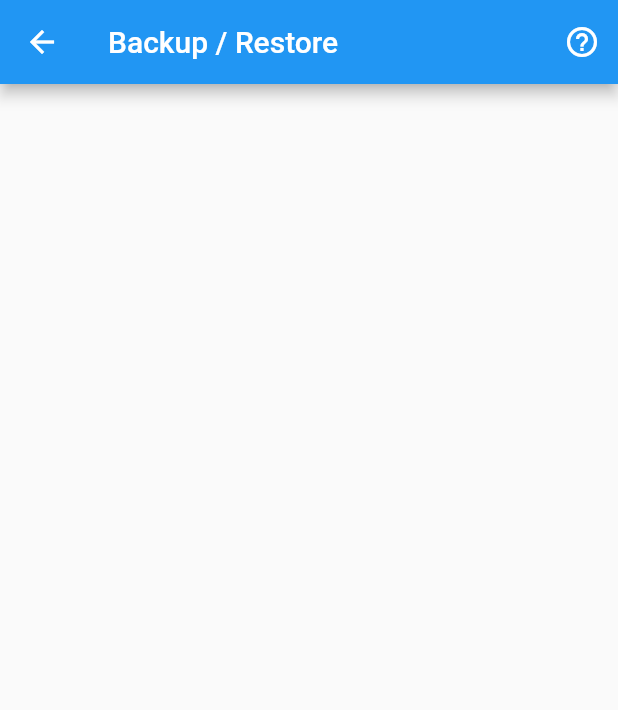
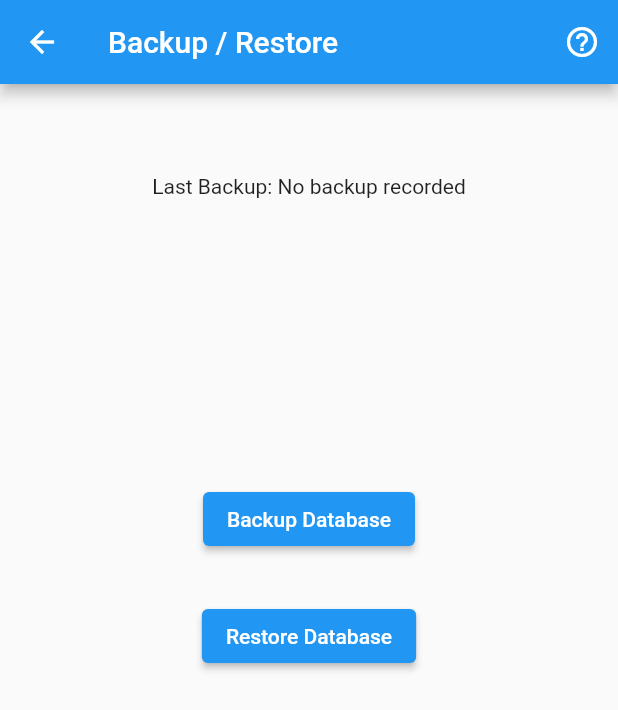
Before and after one commit to Stif-UK/WristCheck, a Flutter app: the BackupRestore screen opened directly, on a phone screen of 412 x 824 dp. Shown: the top 710 px of the screen. Run offline on Flutter 3.47's test engine with Material 2 defaults, Android fonts, the phone set to English and light mode, and no system bars; our stand-ins replace flutter_markdown, get, hive, hive_flutter, image_cropper, image_picker and 4 more; accounts and stored records are empty.

Commit message:
setup buttons

```diff
--- a/lib/ui/backup_restore.dart
+++ b/lib/ui/backup_restore.dart
@@ -2,7 +2,9 @@ import 'package:flutter/material.dart';
 import 'package:wristcheck/copy/dialogs.dart';
 
 class BackupRestore extends StatelessWidget {
-  const BackupRestore({Key? key}) : super(key: key);
+   BackupRestore({Key? key}) : super(key: key);
+
+  String lastBackup = "No backup recorded";
 
   @override
   Widget build(BuildContext context) {
@@ -18,6 +20,29 @@ class BackupRestore extends StatelessWidget {
               } )
         ],
       ),
+      body: Container(
+        padding: const EdgeInsets.all(30),
+        margin: const EdgeInsets.all(30),
+        child: Column(
+          crossAxisAlignment: CrossAxisAlignment.center,
+          mainAxisAlignment: MainAxisAlignment.start,
+          children: [
+            SizedBox(
+              height: MediaQuery.of(context).size.height*0.25,
+                width: MediaQuery.of(context).size.width,
+                child: Text("Last Backup: $lastBackup", textAlign: TextAlign.center,)),
+            ElevatedButton(
+                child: const Text("Backup Database"),
+                onPressed: (){}, ),
+            Padding(
+              padding: const EdgeInsets.fromLTRB(0,30, 0, 0),
+              child: ElevatedButton(
+                child: const Text("Restore Database"),
+                onPressed: (){}, ),
+            ),
+          ],
+        ),
+      )
     );
   }
 }
```
